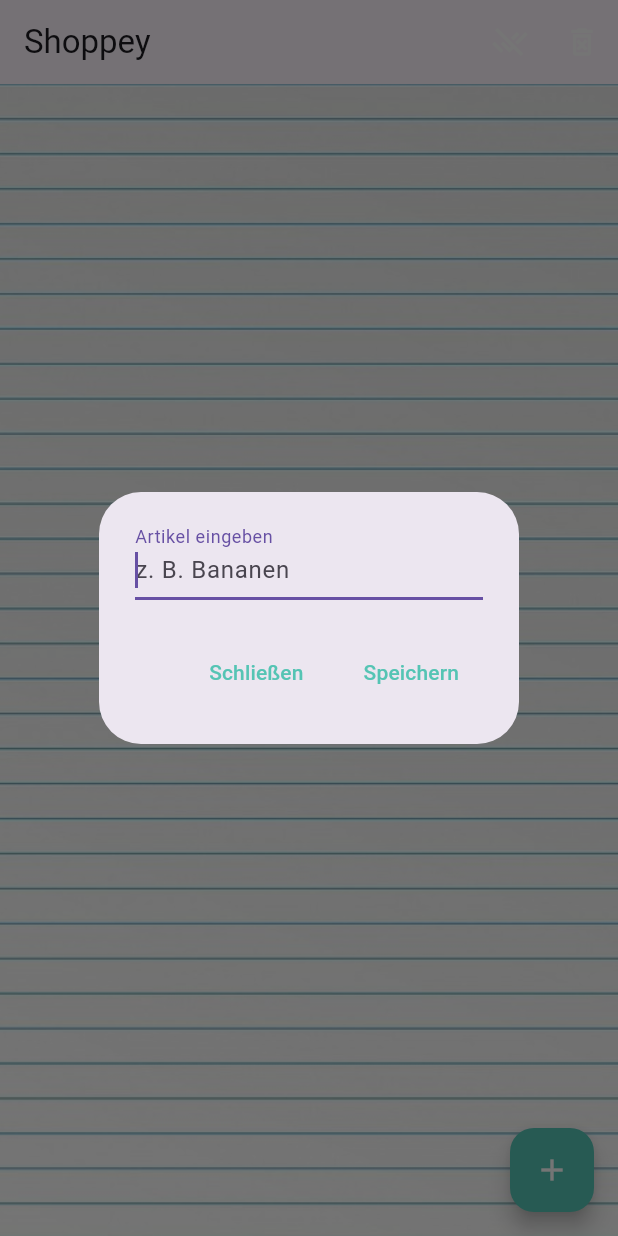
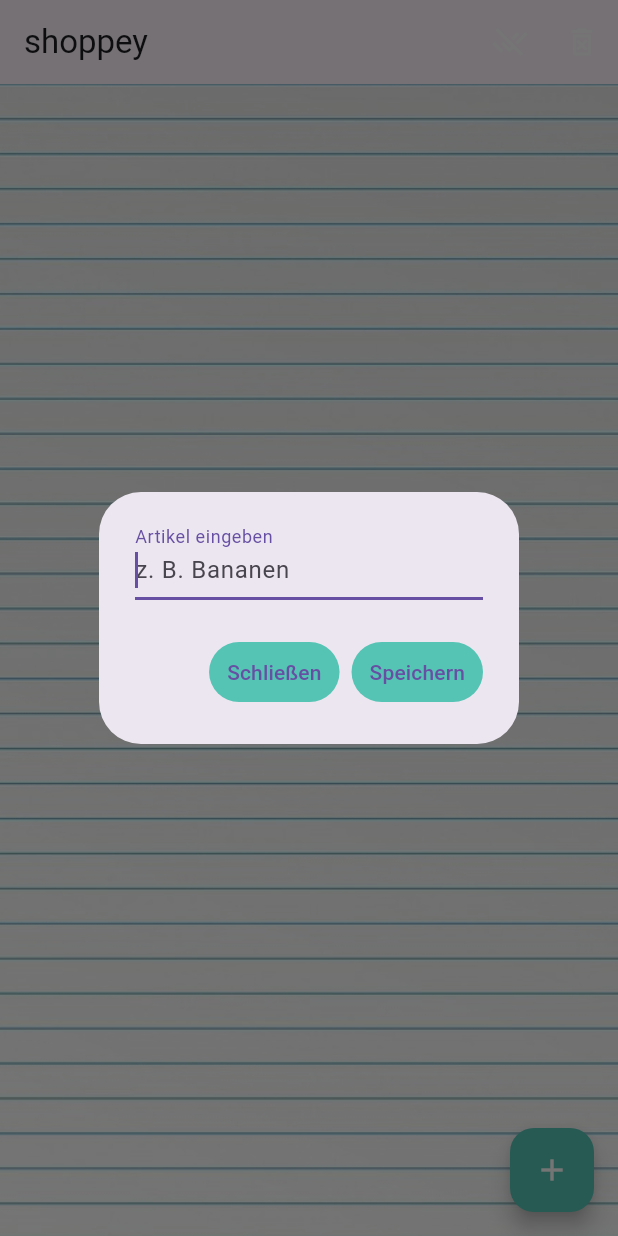
Before and after one commit to markusgl/shopping-list-flutter, a Flutter app: the screen it shows after launch, after a tap on the "add" icon, on a phone screen of 412 x 824 dp. Run offline on Flutter 3.47's test engine with Material 3 defaults, Android fonts, the phone set to English and light mode, and no system bars; our stand-ins replace fluttertoast, google_fonts, shared_preferences.

Commit message:
upgrade to flutter 3 and fix all resulting errors

```diff
--- a/lib/main.dart
+++ b/lib/main.dart
@@ -9,7 +9,7 @@
 class Home extends StatelessWidget {
   // This widget is the root of your application.
   @override
-  Widget build(BuildContext context) {
+  Widget build(BuildContext context)   {
     return MaterialApp(
       title: 'Shoppey',
       theme: ThemeData(
@@ -19,7 +19,7 @@
           color: Colors.white // Icons in heading color
         ),
         primaryTextTheme: TextTheme(
-          headline6: TextStyle(
+          headlineMedium: TextStyle(
             fontFamily: GoogleFonts.caveat().fontFamily,
             fontSize: 36,
             // fontWeight: FontWeight.bold,
@@ -29,7 +29,7 @@
         visualDensity: VisualDensity.adaptivePlatformDensity,
       ),
       home: ShoppeyApp(
-          title: 'Shoppey'
+        key: Key('123'),
       ),
     );
   }
--- a/lib/shoppeyapp.dart
+++ b/lib/shoppeyapp.dart
@@ -8,8 +8,9 @@
 import 'package:shopping_list/shoppingitem.dart';
 
 class ShoppeyApp extends StatefulWidget {
-  ShoppeyApp({Key key, this.title}) : super(key: key);
-  final String title;
+  final String title = 'Shoppey';
+
+  ShoppeyApp({required Key key}) : super(key: key);
 
   @override
   _ShoppeyAppState createState() => _ShoppeyAppState();
@@ -27,8 +28,8 @@
   }
 
   void _addItem() {
-    String userInput = inputController.text;
-    ShoppingItem listItem = new ShoppingItem(inputController.text, false);
+    String userInput = inputController.text ?? "";
+    ShoppingItem listItem = new ShoppingItem(text: userInput, isChecked: false);
 
     if (userInput.length > 0) {
       setState(() {
@@ -61,6 +62,8 @@
 
   @override
   Widget build(BuildContext context) {
+    String widgetTitel = 'shoppey';
+
     return Container(
         decoration: BoxDecoration(
             image: DecorationImage(
@@ -69,7 +72,7 @@
         child: Scaffold(
           backgroundColor: Colors.transparent,
           appBar: AppBar(
-            title: Text(widget.title),
+            title: Text(widgetTitel),
             // backgroundColor: Colors.lightGreen,
             actions: <Widget>[
               IconButton(
@@ -120,17 +123,21 @@
               ],
             ),
             actions: <Widget>[
-              new FlatButton(
+              new TextButton(
                   key: Key("close_dialog"),
                   child: new Text("Schließen"),
-                  textColor: Color.fromARGB(255, 85, 196, 180),
+                  style: TextButton.styleFrom(
+                    backgroundColor: Color.fromARGB(255, 85, 196, 180)
+                  ),
                   onPressed: () {
                     Navigator.of(context).pop();
                   }),
-              new FlatButton(
+              new TextButton(
                 key: Key("save_item"),
                 child: new Text("Speichern"),
-                textColor: Color.fromARGB(255, 85, 196, 180),
+                style: TextButton.styleFrom(
+                  backgroundColor: Color.fromARGB(255, 85, 196, 180)
+                ),
                 onPressed: () {
                   _addItem();
                   Navigator.of(context).pop();
@@ -161,17 +168,21 @@
               ],
             ),
             actions: <Widget>[
-              new FlatButton(
+              new TextButton(
                   key: Key("close_dialog"),
                   child: new Text("Schließen"),
-                  textColor: Color.fromARGB(255, 85, 196, 180),
+                  style: TextButton.styleFrom(
+                    backgroundColor: Color.fromARGB(255, 85, 196, 180)
+                  ),
                   onPressed: () {
                     Navigator.of(context).pop();
                   }),
-              new FlatButton(
+              new TextButton(
                 key: Key("save_item"),
                 child: new Text("Speichern"),
-                textColor: Color.fromARGB(255, 85, 196, 180),
+                style: TextButton.styleFrom(
+                  backgroundColor: Color.fromARGB(255, 85, 196, 180)
+                ),
                 onPressed: () {
                   _editItem(item);
                   Navigator.of(context).pop();
@@ -205,14 +216,14 @@
       key: Key("delete_all_dialog"),
       title: new Text(dialogTitle),
       actions: <Widget>[
-        new FlatButton(
+        new TextButton(
             key: Key("confirm"),
             onPressed: () {
               methodToCall();
               Navigator.of(context).pop();
             },
             child: new Text('Ja')),
-        new FlatButton(
+        new TextButton(
             key: Key("deny"),
             onPressed: Navigator.of(context).pop,
             child: new Text('Nein'))
@@ -244,7 +255,9 @@
         onDismissed: (direction) {
           setState(() {
             int index = _itemList.indexOf(item);
-            _itemList.removeAt(index);
+            if (index != -1) {
+              _itemList.removeAt(index);
+            }
           });
         },
         background: Container(color: Colors.redAccent),
@@ -273,7 +286,10 @@
 
     if (userInput.length > 0) {
       setState(() {
-        item.text = userInput;
+        int index = _itemList.indexOf(item);
+        if (index != -1) {
+          _itemList[index] = item.copyWith(text: userInput);
+        }
         inputController.text = "";
       });
       _saveData();
@@ -292,11 +308,13 @@
     setState(() {
       // workaround because SharedPreferences can only store Lists of type String
       // https://stackoverflow.com/questions/62194868/how-to-add-a-list-with-widgets-to-shared-preferences-in-flutter
-      String storedItems = prefs.getString("itemList");
-      if (storedItems?.isEmpty ?? true) return <ShoppingItem>[];
-      final items = json.decode(storedItems) as List;
-      _itemList =
-          List<ShoppingItem>.from(items.map((x) => ShoppingItem.fromJson(x)));
+      String storedItems = prefs.getString("itemList") ?? '';
+      if (storedItems.isEmpty) {
+        _itemList = <ShoppingItem>[];
+      } else {
+        final items = json.decode(storedItems) as List;
+        _itemList = List<ShoppingItem>.from(items.map((x) => ShoppingItem.fromJson(x)));
+      }
     });
   }
 }
--- a/lib/shoppingitem.dart
+++ b/lib/shoppingitem.dart
@@ -1,16 +1,33 @@
 class ShoppingItem {
-  String text;
+  final String text;
   bool isChecked;
-  ShoppingItem(this.text, this.isChecked);
+
+  ShoppingItem({this.text = '', this.isChecked = false});
+
+  ShoppingItem copyWith({String text = '', bool isChecked = false}) {
+    return ShoppingItem(
+      text: text ?? this.text,
+      isChecked: isChecked ?? this.isChecked,
+    );
+  }
 
   @override
-  toString() {
+  String toString() {
     return 'text: $text, isChecked: $isChecked';
   }
 
   Map<String, dynamic> toJson() => {
-    'text': this.text, 'isChecked': this.isChecked
+    'text': text,
+    'isChecked': isChecked,
   };
-  factory ShoppingItem.fromJson(Map<String, dynamic> listItem) =>
-      ShoppingItem(listItem['text'], listItem['isChecked']);
+
+  factory ShoppingItem.fromJson(Map<String, dynamic> json) {
+    String text = json['text'] as String ?? '';
+    bool isChecked = json['isChecked'] as bool ?? false;
+
+    return ShoppingItem(
+      text: text,
+      isChecked: isChecked,
+    );
+  }
 }
```
Also changed, not shown: pubspec.yaml (+5 -5 lines), pubspec.lock, 7 other files.
